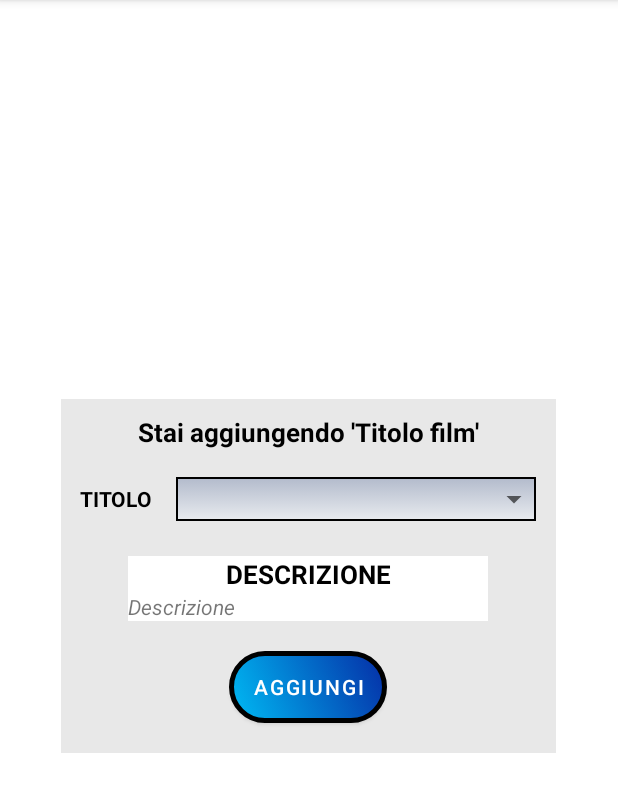
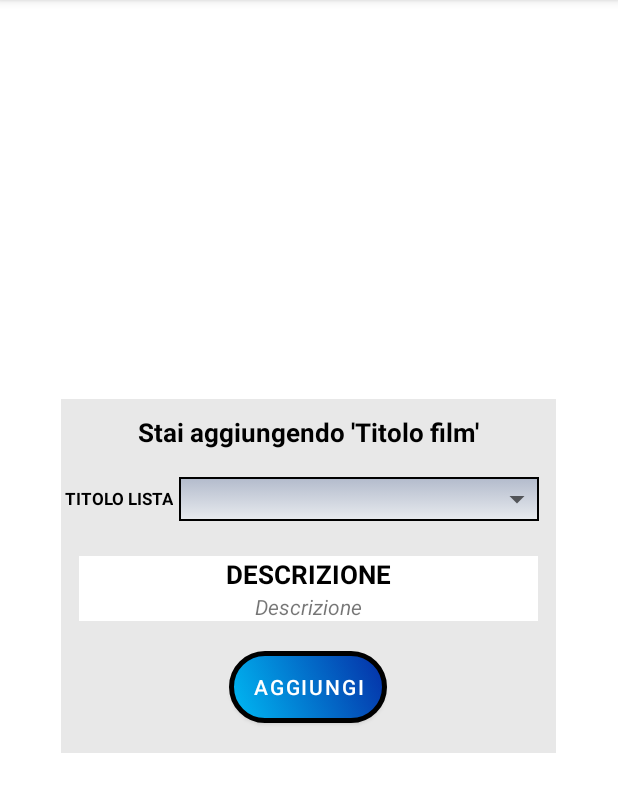
Before and after one commit to thewizard322/cinemates20, an Android app: the fragment AggiungiAListaPersonalizzataFragment shown on its own in the app's theme, on a phone screen of 412 x 824 dp, the part 84-896 px from its top. Run offline under Robolectric (Android 15) with nearby library versions, the phone set to English and light mode, and no system bars.

Commit message:
Completata funzionalità "Aggiungi Film a Lista Personalizzata"

```diff
--- a/app/src/main/java/com/example/cinemates20/Presenter/Fragment/InserisciRecensionePresenter.java
+++ b/app/src/main/java/com/example/cinemates20/Presenter/Fragment/InserisciRecensionePresenter.java
@@ -27,9 +27,11 @@ public class InserisciRecensionePresenter {
 
     private void initializeListener(){
         Button bRececensisciInserisciRecensione = inserisciRecensioneFragment.getbRececensisciInserisciRecensione();
+
         bRececensisciInserisciRecensione.setOnClickListener(new View.OnClickListener() {
             @Override
             public void onClick(View v) {
+                inserisciRecensioneFragment.hideKeyboard();
                 inserisciRecensione();
             }
         });
@@ -90,7 +92,8 @@ public class InserisciRecensionePresenter {
         protected void onPostExecute(Boolean recensioneInserita) {
             inserisciRecensioneFragment.getProgressDialogRecensione().dismiss();
             if(recensioneInserita == false)
-                inserisciRecensioneFragment.mostraToast("Hai già inserito una recensione per questo film");
+                inserisciRecensioneFragment.mostraToast("Impossibile inserire la recensione. Controllare il numero " +
+                        "di caratteri nel testo");
             else
                 onReviewInsertSuccess();
         }
--- a/app/src/main/java/com/example/cinemates20/View/Fragment/AggiungiAListaPersonalizzataFragment.java
+++ b/app/src/main/java/com/example/cinemates20/View/Fragment/AggiungiAListaPersonalizzataFragment.java
@@ -21,7 +21,9 @@ import com.example.cinemates20.R;
 
 public class AggiungiAListaPersonalizzataFragment extends Fragment {
 
+    TextView tvTitoloFilmAggiungiAPers;
     Spinner spinnerTitoloListaPersAggiungiAListaPers;
+    TextView tvDescrizioneTitoloAggiungiAListaPers;
     TextView tvDescrizioneListaAggiungiAListaPers;
     Button bAggiungiFilmAListaPers;
     ProgressDialog progressDialogCaricamento;
@@ -36,7 +38,9 @@ public class AggiungiAListaPersonalizzataFragment extends Fragment {
     @Override
     public void onViewCreated(@NonNull View view, @Nullable Bundle savedInstanceState) {
         super.onViewCreated(view, savedInstanceState);
+        tvTitoloFilmAggiungiAPers = view.findViewById(R.id.tvTitoloFilmAggiungiAPers);
         spinnerTitoloListaPersAggiungiAListaPers = view.findViewById(R.id.spinnerTitoloListaPersAggiungiAListaPers);
+        tvDescrizioneTitoloAggiungiAListaPers = view.findViewById(R.id.tvDescrizioneTitoloAggiungiAListaPers);
         tvDescrizioneListaAggiungiAListaPers = view.findViewById(R.id.tvDescrizioneListaAggiungiAListaPers);
         bAggiungiFilmAListaPers = view.findViewById(R.id.bAggiungiFilmAListaPers);
         initializeProgressDialog();
@@ -58,10 +62,6 @@ public class AggiungiAListaPersonalizzataFragment extends Fragment {
 
     public Spinner getSpinnerTitoloListaPersAggiungiAListaPers() {
         return spinnerTitoloListaPersAggiungiAListaPers;
-    }
-
-    public TextView getTvDescrizioneListaAggiungiAListaPers() {
-        return tvDescrizioneListaAggiungiAListaPers;
     }
 
     public Button getbAggiungiFilmAListaPers() {
@@ -93,4 +93,16 @@ public class AggiungiAListaPersonalizzataFragment extends Fragment {
         tvDescrizioneListaAggiungiAListaPers.setText(descrizione);
     }
 
+    public void setTextTitoloFilmAggiungiAPers(String titoloFilm){
+        tvTitoloFilmAggiungiAPers.setText("Stai aggiungendo '"+titoloFilm+"'");
+    }
+
+    public void setVisibilityTvDescrizioneTitoloAggiungiAListaPers(int visibility){
+        tvDescrizioneTitoloAggiungiAListaPers.setVisibility(visibility);
+    }
+
+    public void setVisibilityTvDescrizioneListaAggiungiAListaPers(int visibility){
+        tvDescrizioneListaAggiungiAListaPers.setVisibility(visibility);
+    }
+
 }
--- a/app/src/main/res/layout/fragment_aggiungialistapersonalizzata.xml
+++ b/app/src/main/res/layout/fragment_aggiungialistapersonalizzata.xml
@@ -34,8 +34,8 @@
                 android:id="@+id/tvTitoloListaAggiungiAListaPers"
                 android:layout_width="wrap_content"
                 android:layout_height="wrap_content"
-                android:layout_margin="8dp"
-                android:text="TITOLO"
+                android:text="TITOLO LISTA"
+                android:textSize="11dp"
                 android:textColor="#000000"
                 android:textStyle="bold" />
 
@@ -43,15 +43,19 @@
                 android:id="@+id/spinnerTitoloListaPersAggiungiAListaPers"
                 android:layout_width="240dp"
                 android:layout_height="29dp"
-                android:layout_margin="8dp"
-                android:background="@drawable/spinner_custom"
-                android:dropDownWidth="240dp" />
+                android:spinnerMode="dropdown"
+                android:dropDownWidth="240dp"
+                android:layout_marginTop="8dp"
+                android:layout_marginRight="8dp"
+                android:layout_marginBottom="8dp"
+                android:layout_marginLeft="4dp"
+                android:background="@drawable/spinner_custom" />
 
         </LinearLayout>
 
         <TextView
             android:id="@+id/tvDescrizioneTitoloAggiungiAListaPers"
-            android:layout_width="240dp"
+            android:layout_width="306dp"
             android:layout_height="wrap_content"
             android:layout_gravity="center"
             android:layout_marginTop="15dp"
@@ -64,7 +68,8 @@
 
         <TextView
             android:id="@+id/tvDescrizioneListaAggiungiAListaPers"
-            android:layout_width="240dp"
+            android:gravity="center"
+            android:layout_width="306dp"
             android:layout_height="wrap_content"
             android:layout_gravity="center"
             android:background="#FFFFFF"
```
Also changed, not shown: app/src/main/java/com/example/cinemates20/Presenter/Fragment/AggiungiAListaPersonalizzataPresenter.java (+11 -1 lines), app/src/main/java/com/example/cinemates20/View/Fragment/InserisciRecensioneFragment.java (+10 -1 lines), app/src/main/res/layout/fragment_inseriscirecensione.xml (+7 -5 lines).
